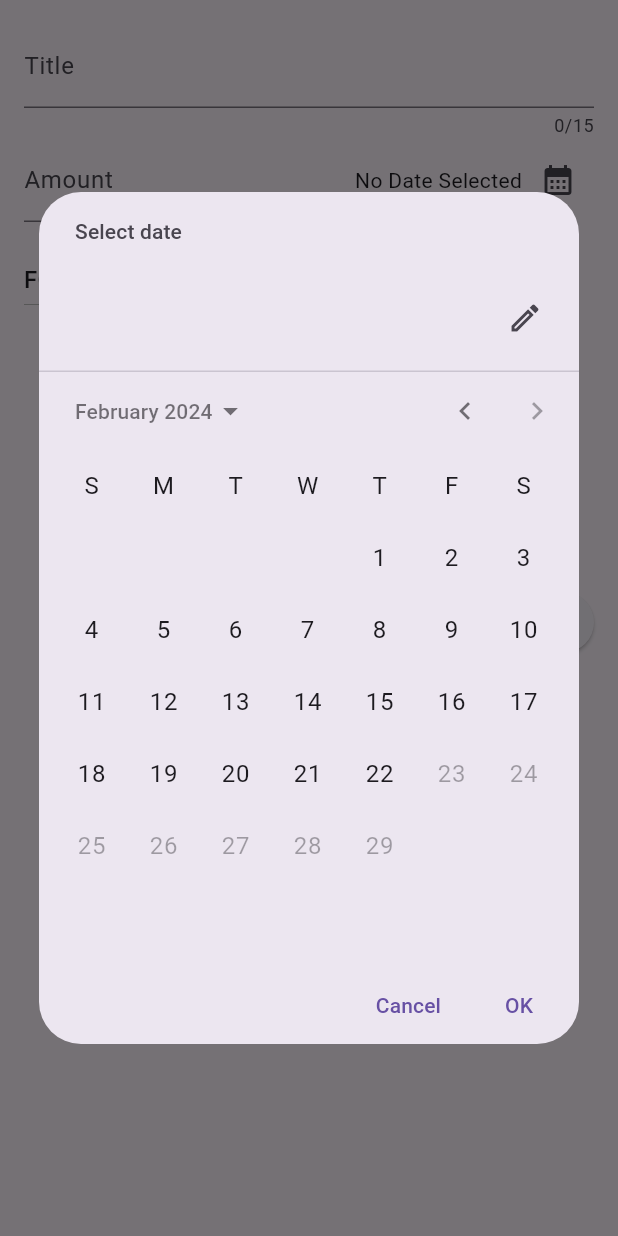
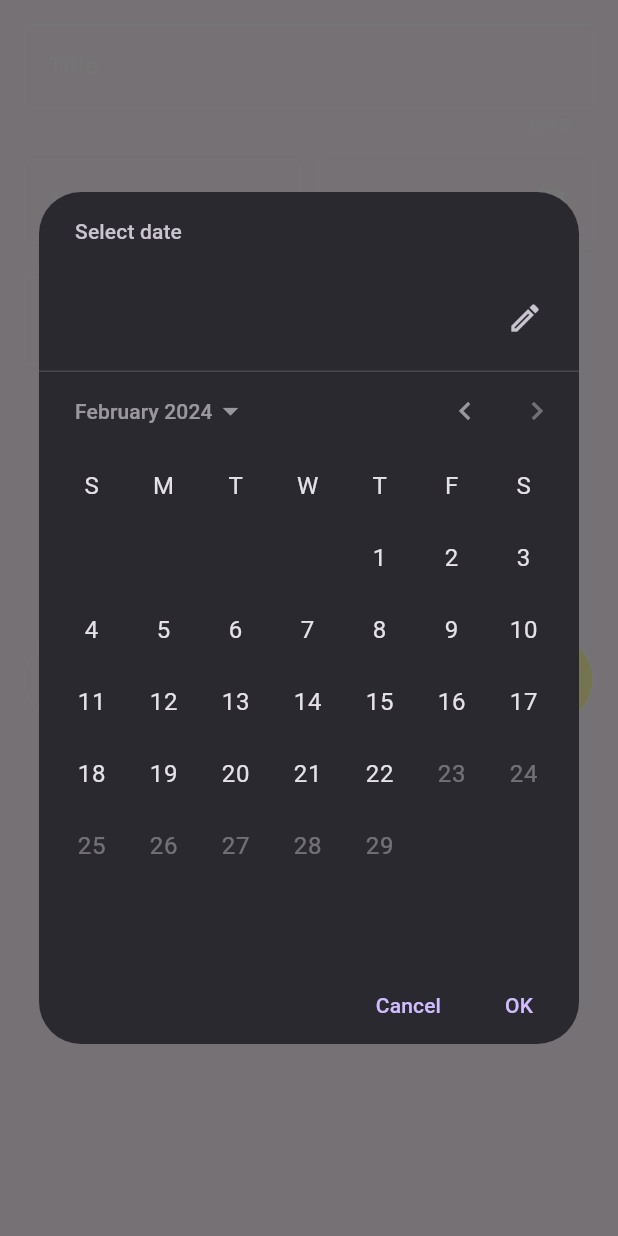
Before and after one commit to prajwalx7/expense_tracker, a Flutter app: the NewExpense widget shown alone on an empty page, opened directly with empty values, after a tap on the "calendar month" icon, on a phone screen of 412 x 824 dp. Run offline on Flutter 3.47's test engine with Material 3 defaults, Android fonts, the phone set to English and light mode, and no system bars; our stand-ins replace fl_chart; missing offline and left inert: fading_edge_scrollview.

Commit message:
bottom sheet redesign

```diff
--- a/lib/models/expense_model.dart
+++ b/lib/models/expense_model.dart
@@ -3,7 +3,6 @@ import 'package:uuid/uuid.dart';
 import 'package:intl/intl.dart';
 
 const uuid = Uuid();
-final formater = DateFormat.yMd();
 
 enum Category { food, travel, grocery, shopping, entertainment }
 
@@ -30,7 +29,7 @@ class ExpenseModel {
   final Category category;
 
   String get formatedDate {
-    return formater.format(date);
+    return DateFormat('MMM dd, yyyy').format(date);
   }
 
   // Pie Chart Colors
--- a/lib/screens/expenses.dart
+++ b/lib/screens/expenses.dart
@@ -48,6 +48,7 @@ class _ExpensesState extends State<Expenses> {
 
   void _onadd() {
     showModalBottomSheet(
+      backgroundColor: const Color(0xff465262),
       isScrollControlled: true,
       context: context,
       builder: (ctx) => SingleChildScrollView(
--- a/lib/widgets/new_expense.dart
+++ b/lib/widgets/new_expense.dart
@@ -1,5 +1,6 @@
 import 'package:expense_tracker/models/expense_model.dart';
 import 'package:flutter/material.dart';
+import 'package:intl/intl.dart';
 
 class NewExpense extends StatefulWidget {
   const NewExpense({super.key, required this.onAddExpense});
@@ -27,7 +28,17 @@ class _NewExpenseState extends State<NewExpense> {
     final now = DateTime.now();
     final firstDate = DateTime(now.year - 1, now.month, now.day);
     final pickedDate = await showDatePicker(
-        context: context, firstDate: firstDate, lastDate: now);
+        context: context,
+        firstDate: firstDate,
+        lastDate: now,
+        builder: (BuildContext context, Widget? child) {
+          return Theme(
+            data: ThemeData.dark().copyWith(
+              primaryColor: Colors.blue[900],
+            ),
+            child: child!,
+          );
+        });
 
     setState(() {
       _selectedDate = pickedDate;
@@ -75,11 +86,26 @@ class _NewExpenseState extends State<NewExpense> {
       child: Column(
         children: [
           TextField(
+            cursorColor: Colors.white,
+            style: const TextStyle(color: Colors.white),
             controller: _titleController,
             maxLength: 15,
             decoration: const InputDecoration(
-              label: Text('Title'),
+              counterStyle: TextStyle(color: Colors.white),
+              label: Text(
+                'Title',
+                style: TextStyle(color: Colors.white),
               ),
+              focusedBorder: OutlineInputBorder(
+                borderSide: BorderSide(color: Colors.white),
+              ),
+              enabledBorder: OutlineInputBorder(
+                borderSide: BorderSide(color: Colors.white),
+              ),
+            ),
+          ),
+          const SizedBox(
+            height: 10,
           ),
 
           //*****************amount and date**************
@@ -88,26 +114,55 @@ class _NewExpenseState extends State<NewExpense> {
             children: [
               Expanded(
                 child: TextField(
+                  cursorColor: Colors.white,
+                  style: const TextStyle(color: Colors.white),
                   controller: _amountController,
                   keyboardType: TextInputType.number,
                   decoration: const InputDecoration(
-                      label: Text('Amount'), prefixText: "Rs "),
+                    label: Text(
+                      'Amount',
+                      style: TextStyle(color: Colors.white),
+                    ),
+                    prefixText: "Rs ",
+                    prefixStyle: TextStyle(color: Colors.white),
+                    focusedBorder: OutlineInputBorder(
+                      borderSide: BorderSide(color: Colors.white),
+                    ),
+                    enabledBorder: OutlineInputBorder(
+                      borderSide: BorderSide(color: Colors.white),
                     ),
                   ),
+                ),
+              ),
+              const SizedBox(
+                width: 12,
+              ),
               Expanded(
+                child: Container(
+                  padding:
+                      const EdgeInsets.symmetric(horizontal: 4, vertical: 7),
+                  decoration: BoxDecoration(
+                    border: Border.all(color: Colors.white),
+                    borderRadius: BorderRadius.circular(4),
+                  ),
                   child: Row(
                     mainAxisAlignment: MainAxisAlignment.end,
                     children: [
                       Text(
                         _selectedDate == null
                             ? "No Date Selected"
-                          : formater.format(_selectedDate!),
+                            : DateFormat('MMM dd, yyyy').format(_selectedDate!),
+                        style: const TextStyle(color: Colors.white),
                       ),
                       IconButton(
                         onPressed: _currentDatePicker,
-                      icon: const Icon(Icons.calendar_month),
+                        icon: const Icon(
+                          Icons.calendar_month,
+                          color: Colors.white,
+                        ),
                       ),
                     ],
+                  ),
                 ),
               ),
             ],
@@ -119,7 +174,15 @@ class _NewExpenseState extends State<NewExpense> {
           Column(
             crossAxisAlignment: CrossAxisAlignment.start,
             children: [
-              DropdownButton(
+              Container(
+                padding:
+                    const EdgeInsets.symmetric(horizontal: 22, vertical: 6),
+                decoration: BoxDecoration(
+                    border: Border.all(color: Colors.white),
+                    borderRadius: BorderRadius.circular(4)),
+                child: DropdownButton(
+                  style: const TextStyle(color: Colors.white),
+                  dropdownColor: const Color(0xff465262),
                   value: _selectedCategory,
                   items: Category.values
                       .map(
@@ -139,27 +202,46 @@ class _NewExpenseState extends State<NewExpense> {
                       _selectedCategory = value;
                     });
                   },
+                  icon: const Icon(
+                    Icons.arrow_drop_down,
+                    color: Colors.white,
+                  ),
+                ),
               ),
               const SizedBox(
                 height: 180,
               ),
               Row(
-                mainAxisAlignment: MainAxisAlignment.end,
+                mainAxisAlignment: MainAxisAlignment.spaceBetween,
                 children: [
-                  TextButton(
+                  OutlinedButton(
+                    style: OutlinedButton.styleFrom(
+                      side: const BorderSide(color: Colors.white),
+                      padding: const EdgeInsets.symmetric(
+                          horizontal: 65, vertical: 20),
+                    ),
                     onPressed: () {
                       Navigator.pop(context);
                     },
-                    child: const Text('Cancel'),
+                    child: const Text(
+                      'Cancel',
+                      style: TextStyle(color: Colors.white),
                     ),
-                  const SizedBox(
-                    width: 10,
                   ),
-                  ElevatedButton(
+                  OutlinedButton(
+                    style: OutlinedButton.styleFrom(
+                      backgroundColor: const Color(0xffFDFFAE),
+                      side: const BorderSide(color: Colors.white),
+                      padding: const EdgeInsets.symmetric(
+                          horizontal: 50, vertical: 20),
+                    ),
                     onPressed: () {
                       _submitExpenseData();
                     },
-                    child: const Text('Save Expense'),
+                    child: const Text(
+                      'Save Expense',
+                      style: TextStyle(color: Colors.black),
+                    ),
                   ),
                 ],
               ),
```
Lines whose indentation alone changed are shown as unchanged.
